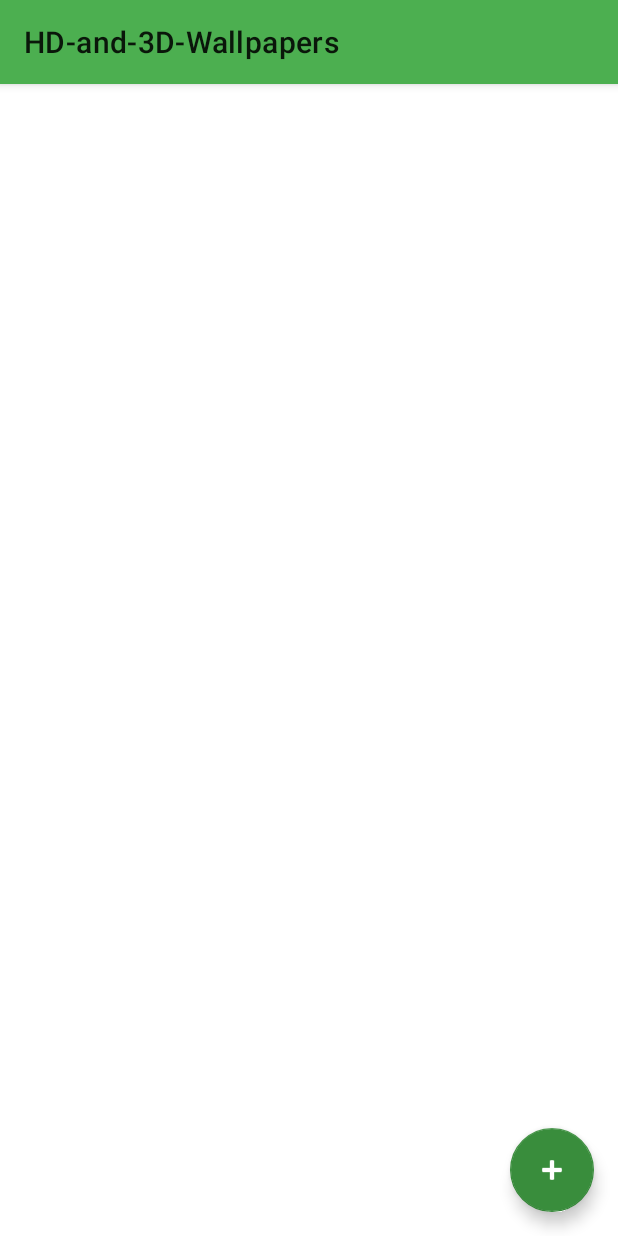
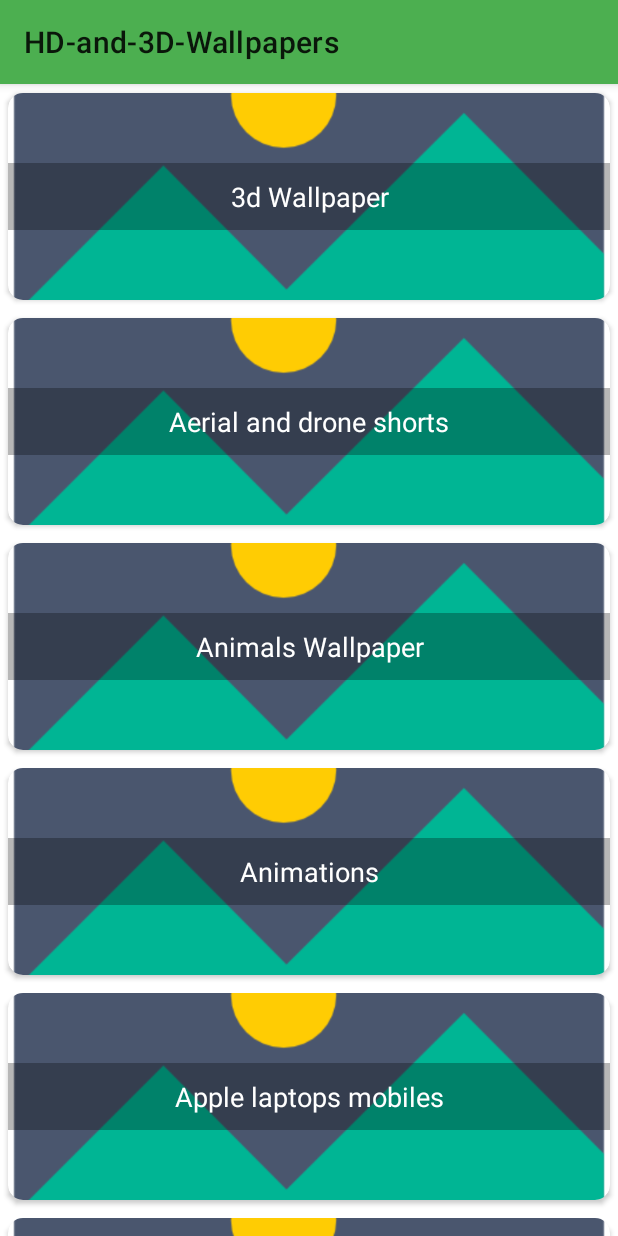
Before and after one commit to cwaliimran/DSLR-Photography-Poses, an Android app: the screen it shows after launch once a user with an empty profile is signed in (MainActivity before the commit, CategoriesActivity after it), on a phone screen of 412 x 824 dp. Run offline under Robolectric (Android 15) with nearby library versions, the light colour scheme and no system bars; our stand-ins replace data binding.

Commit message:
Categories screen added

```diff
--- /dev/null
+++ b/app/src/main/java/com/cwnextgen/hdwallpapers/activities/CategoriesActivity.kt
@@ -0,0 +1,84 @@
+package com.cwnextgen.hdwallpapers.activities
+
+import android.content.Intent
+import android.widget.Space
+import com.cwnextgen.hdwallpapers.R
+import com.cwnextgen.hdwallpapers.activities.base.BaseActivity
+import com.cwnextgen.hdwallpapers.adapters.CategoriesAdapter
+import com.cwnextgen.hdwallpapers.databinding.ActivityCategoriesBinding
+import com.cwnextgen.hdwallpapers.models.CategoriesModel
+import com.cwnextgen.hdwallpapers.utils.AppConstants
+import com.cwnextgen.hdwallpapers.utils.OnItemClick
+
+class CategoriesActivity : BaseActivity(), OnItemClick {
+    private lateinit var binding: ActivityCategoriesBinding
+    private val TAG = CategoriesActivity::class.java.simpleName
+    private var mainModel = mutableListOf<CategoriesModel>()
+    lateinit var adapter: CategoriesAdapter
+    override fun onCreate() {
+        binding = ActivityCategoriesBinding.inflate(layoutInflater)
+        setContentView(binding.root)
+    }
+
+    override fun clicks() {
+
+    }
+
+    override fun initData() {
+        mainModel.add(CategoriesModel(1, "3d Wallpaper", R.drawable.logo))
+        mainModel.add(CategoriesModel(1, "Aerial and drone shorts", R.drawable.logo))
+        mainModel.add(CategoriesModel(1, "Animals Wallpaper", R.drawable.logo))
+        mainModel.add(CategoriesModel(1, "Animations", R.drawable.logo))
+        mainModel.add(CategoriesModel(1, "Apple laptops mobiles", R.drawable.logo))
+        mainModel.add(CategoriesModel(1, "Birds", R.drawable.logo))
+        mainModel.add(CategoriesModel(1, "Cars & Vehicles Wallpaper", R.drawable.logo))
+        mainModel.add(CategoriesModel(1, "Black Wallpaper", R.drawable.logo))
+        mainModel.add(CategoriesModel(1, "Cricket Wallpaper", R.drawable.logo))
+        mainModel.add(CategoriesModel(1, "Dangerous Wallpaper", R.drawable.logo))
+        mainModel.add(CategoriesModel(1, "Drawings Wallpaper", R.drawable.logo))
+        mainModel.add(CategoriesModel(1, "Followers and Botanical", R.drawable.logo))
+        mainModel.add(CategoriesModel(1, "Foods", R.drawable.logo))
+        mainModel.add(CategoriesModel(1, "Gadgets", R.drawable.logo))
+        mainModel.add(CategoriesModel(1, "Galaxies", R.drawable.logo))
+        mainModel.add(CategoriesModel(1, "Games Wallpaper", R.drawable.logo))
+        mainModel.add(CategoriesModel(1, "Graffiti and Street Art", R.drawable.logo))
+        mainModel.add(CategoriesModel(1, "Heavy Bikes", R.drawable.logo))
+        mainModel.add(CategoriesModel(1, "Holidays Wallpaper", R.drawable.logo))
+        mainModel.add(CategoriesModel(1, "Inspirational Quotes", R.drawable.logo))
+        mainModel.add(CategoriesModel(1, "Long drive", R.drawable.logo))
+        mainModel.add(CategoriesModel(1, "Macro Photography", R.drawable.logo))
+        mainModel.add(CategoriesModel(1, "Mobile wallpaper", R.drawable.logo))
+        mainModel.add(CategoriesModel(1, "Mono chorome", R.drawable.logo))
+        mainModel.add(CategoriesModel(1, "Mountain Wallpaper", R.drawable.logo))
+        mainModel.add(CategoriesModel(1, "Musics Wallpaper", R.drawable.logo))
+        mainModel.add(CategoriesModel(1, "Nature Wallpaper", R.drawable.logo))
+        mainModel.add(CategoriesModel(1, "NFTs Wallpaper", R.drawable.logo))
+        mainModel.add(CategoriesModel(1, "Recent Wallpaper", R.drawable.logo))
+        mainModel.add(CategoriesModel(1, "Roads", R.drawable.logo))
+        mainModel.add(CategoriesModel(1, "Seasons", R.drawable.logo))
+        mainModel.add(CategoriesModel(1, "Sky Wallpaper", R.drawable.logo))
+        mainModel.add(CategoriesModel(1, "Space Wallpaper", R.drawable.logo))
+        mainModel.add(CategoriesModel(1, "Sun Moon", R.drawable.logo))
+        mainModel.add(CategoriesModel(1, "Technology", R.drawable.logo))
+        mainModel.add(CategoriesModel(1, "Textured (Brick, wood, etc.)", R.drawable.logo))
+        mainModel.add(CategoriesModel(1, "Tropical", R.drawable.logo))
+        mainModel.add(CategoriesModel(1, "Under Water", R.drawable.logo))
+        mainModel.add(CategoriesModel(1, "Zen and tranquility", R.drawable.logo))
+        mainModel.add(CategoriesModel(1, "Other Wallpaper", R.drawable.logo))
+
+    }
+
+    override fun initAdapter() {
+        adapter = CategoriesAdapter(mainModel, this)
+        binding.recyclerView.adapter = adapter
+    }
+
+
+    override fun onClick(position: Int, type: String?, data: Any?) {
+        startActivity(
+            Intent(this, MainActivity::class.java).putExtra(
+                AppConstants.BUNDLE, mainModel[position]
+            )
+        )
+    }
+}
--- a/app/src/main/java/com/cwnextgen/hdwallpapers/activities/SplashActivity.kt
+++ b/app/src/main/java/com/cwnextgen/hdwallpapers/activities/SplashActivity.kt
@@ -7,6 +7,7 @@ import android.os.Handler
 import android.os.Looper
 import com.cwnextgen.hdwallpapers.BuildConfig
 import com.cwnextgen.hdwallpapers.R
+import com.cwnextgen.hdwallpapers.adapters.CategoriesAdapter
 import com.cwnextgen.hdwallpapers.admin.UploadsActivity
 
 class SplashActivity : AppCompatActivity() {
@@ -22,7 +23,7 @@ class SplashActivity : AppCompatActivity() {
                 finish()
             }else{
 
-                val intent = Intent(this, MainActivity::class.java)
+                val intent = Intent(this, CategoriesActivity::class.java)
                 startActivity(intent)
                 finish()
             }
--- a/app/src/main/java/com/cwnextgen/hdwallpapers/activities/base/BaseActivity.kt
+++ b/app/src/main/java/com/cwnextgen/hdwallpapers/activities/base/BaseActivity.kt
@@ -23,6 +23,7 @@ abstract class BaseActivity : AppCompatActivity() {
 //            currentUser = AppClass.getCurrentUser()
 //        }
         onCreate()
+        initData()
         initAdapter()
         initObservers()
         clicks()
@@ -33,6 +34,7 @@ abstract class BaseActivity : AppCompatActivity() {
 
     abstract fun onCreate()
     open fun initAdapter() {}
+    open fun initData() {}
     open fun initObservers() {}
     abstract fun clicks()
     open fun apiAndArgs() {}
--- /dev/null
+++ b/app/src/main/java/com/cwnextgen/hdwallpapers/adapters/CategoriesAdapter.kt
@@ -0,0 +1,50 @@
+package com.cwnextgen.hdwallpapers.adapters
+
+import android.content.Context
+import android.view.LayoutInflater
+import android.view.ViewGroup
+import androidx.recyclerview.widget.RecyclerView
+import com.cwnextgen.hdwallpapers.databinding.RowCategoriesBinding
+import com.cwnextgen.hdwallpapers.models.CategoriesModel
+import com.cwnextgen.hdwallpapers.utils.OnItemClick
+
+class CategoriesAdapter(
+    private var mList: MutableList<CategoriesModel>,
+    private var listener: OnItemClick
+) : RecyclerView.Adapter<CategoriesAdapter.MyViewHolder>() {
+    lateinit var context: Context
+
+
+    override fun onCreateViewHolder(parent: ViewGroup, viewType: Int): MyViewHolder {
+        context = parent.context
+        val binding =
+            RowCategoriesBinding.inflate(LayoutInflater.from(parent.context), parent, false)
+        return MyViewHolder(binding)
+    }
+
+    override fun onBindViewHolder(holder: MyViewHolder, position: Int) {
+        val model = mList[position]
+
+        holder.binding.data = model
+    }
+
+    override fun getItemCount(): Int {
+        return mList.size
+    }
+
+    fun updateData(modelPostsWithUsers: MutableList<CategoriesModel>) {
+        this.mList = modelPostsWithUsers
+        notifyDataSetChanged()
+
+    }
+
+    inner class MyViewHolder(
+        val binding: RowCategoriesBinding,
+    ) : RecyclerView.ViewHolder(binding.root) {
+        init {
+            itemView.setOnClickListener {
+                listener.onClick(adapterPosition)
+            }
+        }
+    }
+}
--- /dev/null
+++ b/app/src/main/java/com/cwnextgen/hdwallpapers/models/CategoriesModel.kt
@@ -0,0 +1,10 @@
+package com.cwnextgen.hdwallpapers.models
+
+import java.io.Serializable
+
+data class CategoriesModel(
+    var id: Int? = 0,
+    var categoryTitle: String? = "",
+    var image: Int? = null,
+    var active: Boolean? = true
+) : Serializable
--- /dev/null
+++ b/app/src/main/res/layout/activity_categories.xml
@@ -0,0 +1,21 @@
+<?xml version="1.0" encoding="utf-8"?>
+<androidx.constraintlayout.widget.ConstraintLayout xmlns:android="http://schemas.android.com/apk/res/android"
+    xmlns:app="http://schemas.android.com/apk/res-auto"
+    xmlns:tools="http://schemas.android.com/tools"
+    android:layout_width="match_parent"
+    android:layout_height="match_parent"
+    tools:context=".activities.CategoriesActivity">
+
+    <androidx.recyclerview.widget.RecyclerView
+        android:id="@+id/recyclerView"
+        android:layout_width="0dp"
+        android:layout_height="0dp"
+        android:orientation="vertical"
+        app:layoutManager="androidx.recyclerview.widget.LinearLayoutManager"
+        app:layout_constraintBottom_toBottomOf="parent"
+        app:layout_constraintEnd_toEndOf="parent"
+        app:layout_constraintStart_toStartOf="parent"
+        app:layout_constraintTop_toTopOf="parent"
+        tools:itemCount="5"
+        tools:listitem="@layout/row_categories" />
+</androidx.constraintlayout.widget.ConstraintLayout>
--- /dev/null
+++ b/app/src/main/res/layout/row_categories.xml
@@ -0,0 +1,55 @@
+<?xml version="1.0" encoding="utf-8"?>
+<layout xmlns:android="http://schemas.android.com/apk/res/android"
+    xmlns:app="http://schemas.android.com/apk/res-auto"
+    xmlns:tools="http://schemas.android.com/tools">
+
+    <data>
+
+        <variable
+            name="data"
+            type="com.cwnextgen.hdwallpapers.models.CategoriesModel" />
+
+    </data>
+
+    <androidx.cardview.widget.CardView
+        android:layout_width="match_parent"
+        android:layout_height="150dp"
+        android:elevation="4dp"
+        app:cardCornerRadius="10dp"
+        app:cardUseCompatPadding="true">
+
+        <androidx.constraintlayout.widget.ConstraintLayout
+            android:layout_width="match_parent"
+            android:layout_height="wrap_content">
+
+            <androidx.appcompat.widget.AppCompatImageView
+                android:id="@+id/appCompatImageView"
+                android:layout_width="match_parent"
+                android:layout_height="match_parent"
+                android:scaleType="centerCrop"
+                android:src="@drawable/placeholder"
+                app:layout_constraintBottom_toBottomOf="parent"
+                app:layout_constraintEnd_toEndOf="parent"
+                app:layout_constraintStart_toStartOf="parent"
+                app:layout_constraintTop_toTopOf="parent"
+                tools:srcCompat="@tools:sample/avatars" />
+
+            <TextView
+                android:layout_width="match_parent"
+                android:layout_height="wrap_content"
+                android:background="@color/bg_cat_transparent"
+                android:gravity="center"
+                android:paddingVertical="10dp"
+                android:text="@{data.categoryTitle, default=``}"
+                android:textColor="@color/white"
+                android:textSize="18sp"
+                app:layout_constraintBottom_toBottomOf="parent"
+                app:layout_constraintEnd_toEndOf="parent"
+                app:layout_constraintStart_toStartOf="parent"
+                app:layout_constraintTop_toTopOf="@+id/appCompatImageView"
+                tools:text="Category" />
+
+        </androidx.constraintlayout.widget.ConstraintLayout>
+
+    </androidx.cardview.widget.CardView>
+</layout>
--- a/app/src/main/res/layout/row_home.xml
+++ b/app/src/main/res/layout/row_home.xml
@@ -14,7 +14,7 @@
 
     <androidx.cardview.widget.CardView
         android:layout_width="match_parent"
-        android:layout_height="250dp"
+        android:layout_height="300dp"
         android:elevation="4dp"
         app:cardCornerRadius="10dp"
         app:cardUseCompatPadding="true">
--- a/app/src/main/res/values/colors.xml
+++ b/app/src/main/res/values/colors.xml
@@ -7,4 +7,5 @@
     <color name="primary">#398D3C</color>
     <color name="secondary">#4CAF50</color>
     <color name="yellow">#F7C04A</color>
+    <color name="bg_cat_transparent">#48000000</color>
 </resources>
```
Also changed, not shown: app/src/main/AndroidManifest.xml (+9 -7 lines).
